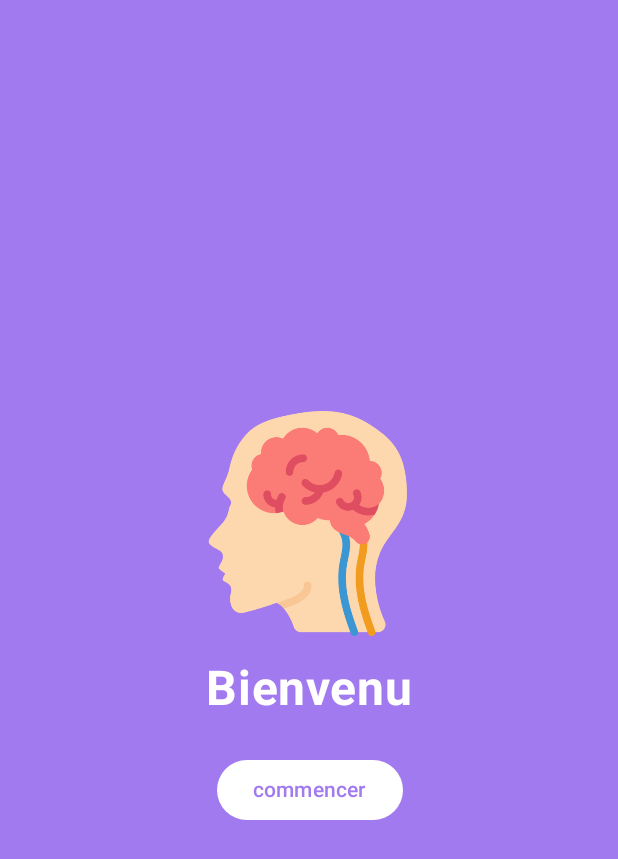
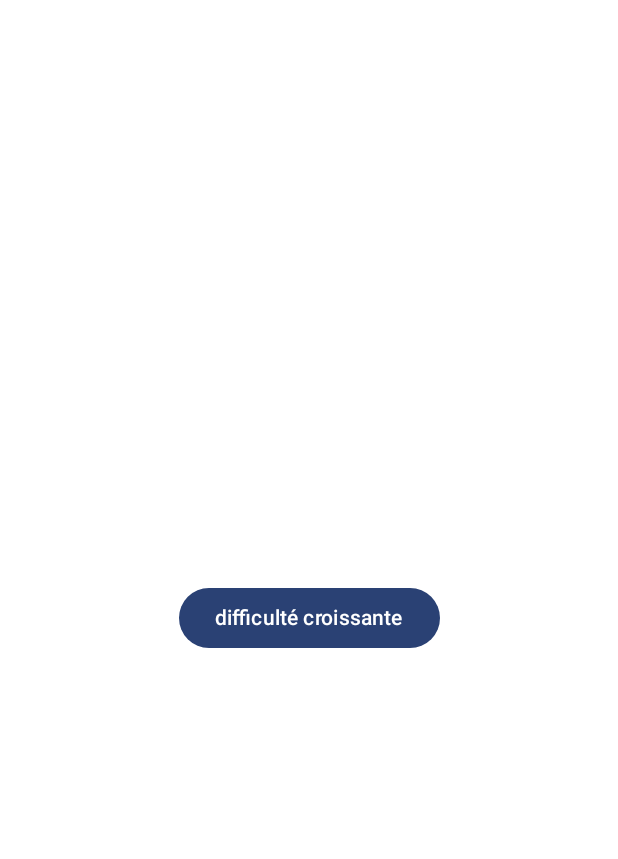
Before and after one commit to baris-ux/jeux_memory, an Android app built with Jetpack Compose: the screen it shows after launch (MainActivity), after a tap on "commencer", on a phone screen of 412 x 824 dp. Shown: the top 859 px of the screen. Run offline under Robolectric (Android 15) with nearby library versions, the phone set to English and light mode, and no system bars.

Commit message:
ajout de mode

```diff
--- a/app/build.gradle.kts
+++ b/app/build.gradle.kts
@@ -49,6 +49,7 @@ dependencies {
     implementation(libs.androidx.ui.graphics)
     implementation(libs.androidx.ui.tooling.preview)
     implementation(libs.androidx.material3)
+    implementation("androidx.navigation:navigation-compose:2.9.0")
     testImplementation(libs.junit)
     androidTestImplementation(libs.androidx.junit)
     androidTestImplementation(libs.androidx.espresso.core)
--- a/app/src/main/java/com/example/memory/Accueil.kt
+++ b/app/src/main/java/com/example/memory/Accueil.kt
@@ -28,7 +28,7 @@ fun Accueil(onStartClick: () -> Unit) {
     Box(
         modifier = Modifier
             .fillMaxSize()
-            .background(Color(0xFFa17af0)),
+            .background(Color(0xFFC4A3F9)),
         contentAlignment = Alignment.Center
     ) {
         Column(
--- a/app/src/main/java/com/example/memory/MainActivity.kt
+++ b/app/src/main/java/com/example/memory/MainActivity.kt
@@ -1,10 +1,14 @@
 package com.example.memory
+
 import android.os.Bundle
 import androidx.activity.ComponentActivity
 import androidx.activity.compose.setContent
 import androidx.activity.enableEdgeToEdge
 import androidx.compose.runtime.Composable
 import androidx.compose.ui.tooling.preview.Preview
+import androidx.navigation.compose.NavHost
+import androidx.navigation.compose.composable
+import androidx.navigation.compose.rememberNavController
 import com.example.memory.ui.theme.MemoryTheme
 
 class MainActivity : ComponentActivity() {
@@ -13,11 +17,18 @@ class MainActivity : ComponentActivity() {
         enableEdgeToEdge()
         setContent {
             MemoryTheme {
-                // Écran d'accueil avec un bouton "Commencer"
-                Accueil(onStartClick = {
-                    // Action à faire plus tard (ex : navigation)
-                    // Pour l'instant, ne fait rien
-                })
+                val navController = rememberNavController() // Crée un NavController
+
+                NavHost(navController = navController, startDestination = "accueil") {
+                    composable("accueil") {
+                        Accueil(onStartClick = {
+                            navController.navigate("mode") // Navigation vers "mode" au clic
+                        })
+                    }
+                    composable("mode") {
+                        Mode()
+                    }
+                }
             }
         }
     }
--- a/app/src/main/java/com/example/memory/Mode.kt
+++ b/app/src/main/java/com/example/memory/Mode.kt
@@ -8,6 +8,10 @@ import androidx.compose.ui.Modifier
 import androidx.compose.ui.graphics.Color
 import androidx.compose.material3.Text
 
+import androidx.compose.material3.Button
+import androidx.compose.material3.ButtonDefaults
+
+
 @Composable
 fun Mode(){
     Box(
@@ -16,6 +20,12 @@ fun Mode(){
             .background(Color(0xFFFFFFFF)),
         contentAlignment = Alignment.Center
     ){
-        Text(text = "Bienvenue sur mode")
+        // bouton difficulté croissante
+        Button(
+            onClick = { /* rien pour le moemnt */ },
+            colors = ButtonDefaults.buttonColors()
+        ){
+            Text(text = "difficulté croissante")
+        }
     }
 }
```
